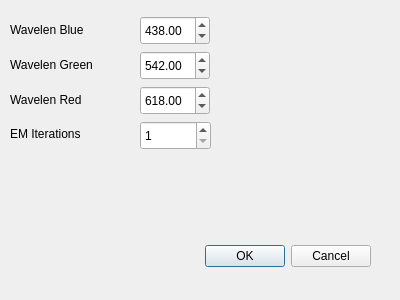
Above: formsquareaperturesettings.ui from JairoSalazarV/dotech.us_QtSquareHSI before the change. Below: the same form after it.
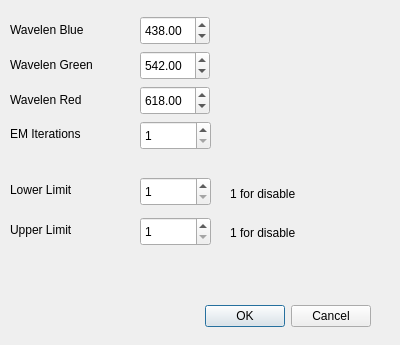
That is the form after the change.

Commit message: Limits: Now, it could be set by user

Patch:
```diff
--- a/formsquareaperturesettings.ui
+++ b/formsquareaperturesettings.ui
@@ -7,7 +7,7 @@
     <x>0</x>
     <y>0</y>
     <width>400</width>
-    <height>300</height>
+    <height>345</height>
    </rect>
   </property>
   <property name="windowTitle">
@@ -17,7 +17,7 @@
    <property name="geometry">
     <rect>
      <x>30</x>
-     <y>240</y>
+     <y>300</y>
      <width>341</width>
      <height>32</height>
     </rect>
@@ -157,6 +157,96 @@
     <number>1</number>
    </property>
   </widget>
+  <widget class="QSpinBox" name="spinBoxLowerLimit">
+   <property name="geometry">
+    <rect>
+     <x>140</x>
+     <y>177</y>
+     <width>71</width>
+     <height>29</height>
+    </rect>
+   </property>
+   <property name="minimum">
+    <number>1</number>
+   </property>
+   <property name="maximum">
+    <number>1000</number>
+   </property>
+   <property name="value">
+    <number>1</number>
+   </property>
+  </widget>
+  <widget class="QLabel" name="label_5">
+   <property name="geometry">
+    <rect>
+     <x>10</x>
+     <y>180</y>
+     <width>121</width>
+     <height>20</height>
+    </rect>
+   </property>
+   <property name="text">
+    <string>Lower Limit</string>
+   </property>
+  </widget>
+  <widget class="QSpinBox" name="spinBoxUpperLimit">
+   <property name="geometry">
+    <rect>
+     <x>140</x>
+     <y>217</y>
+     <width>71</width>
+     <height>29</height>
+    </rect>
+   </property>
+   <property name="minimum">
+    <number>1</number>
+   </property>
+   <property name="maximum">
+    <number>1000</number>
+   </property>
+   <property name="value">
+    <number>1</number>
+   </property>
+  </widget>
+  <widget class="QLabel" name="label_6">
+   <property name="geometry">
+    <rect>
+     <x>10</x>
+     <y>220</y>
+     <width>121</width>
+     <height>20</height>
+    </rect>
+   </property>
+   <property name="text">
+    <string>Upper Limit</string>
+   </property>
+  </widget>
+  <widget class="QLabel" name="label_7">
+   <property name="geometry">
+    <rect>
+     <x>230</x>
+     <y>184</y>
+     <width>121</width>
+     <height>20</height>
+    </rect>
+   </property>
+   <property name="text">
+    <string>1 for disable</string>
+   </property>
+  </widget>
+  <widget class="QLabel" name="label_8">
+   <property name="geometry">
+    <rect>
+     <x>230</x>
+     <y>223</y>
+     <width>121</width>
+     <height>20</height>
+    </rect>
+   </property>
+   <property name="text">
+    <string>1 for disable</string>
+   </property>
+  </widget>
  </widget>
  <resources/>
  <connections>
```
The commit also changes 5 other files.
